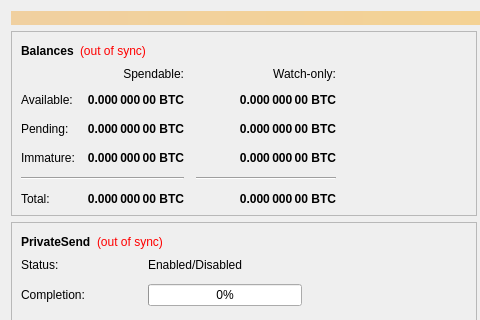
This is src/qt/forms/overviewpage.ui in NaAlSi3O8/dash as Qt 5 draws it before an edit; both pictures show x 0 to 480 and y 0 to 320 of the 960 by 585 pixel window. The edited form follows.
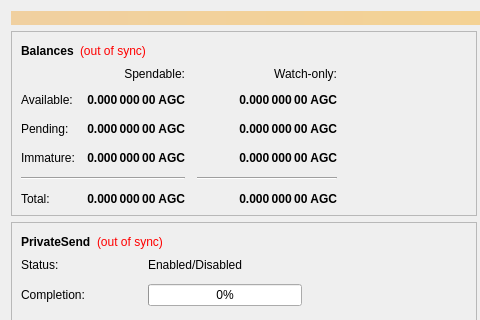
This is the edited form.

```diff
--- a/src/qt/forms/overviewpage.ui
+++ b/src/qt/forms/overviewpage.ui
@@ -118,7 +118,7 @@
                <string>Unconfirmed transactions to watch-only addresses</string>
               </property>
               <property name="text">
-               <string notr="true">0.000 000 00 BTC</string>
+               <string notr="true">0.000 000 00 AGC</string>
               </property>
               <property name="alignment">
                <set>Qt::AlignRight|Qt::AlignTrailing|Qt::AlignVCenter</set>
@@ -143,7 +143,7 @@
                <string>Total of transactions that have yet to be confirmed, and do not yet count toward the spendable balance</string>
               </property>
               <property name="text">
-               <string notr="true">0.000 000 00 BTC</string>
+               <string notr="true">0.000 000 00 AGC</string>
               </property>
               <property name="alignment">
                <set>Qt::AlignRight|Qt::AlignTrailing|Qt::AlignVCenter</set>
@@ -168,7 +168,7 @@
                <string>Mined balance in watch-only addresses that has not yet matured</string>
               </property>
               <property name="text">
-               <string notr="true">0.000 000 00 BTC</string>
+               <string notr="true">0.000 000 00 AGC</string>
               </property>
               <property name="alignment">
                <set>Qt::AlignRight|Qt::AlignTrailing|Qt::AlignVCenter</set>
@@ -226,7 +226,7 @@
                <string>Mined balance that has not yet matured</string>
               </property>
               <property name="text">
-               <string notr="true">0.000 000 00 BTC</string>
+               <string notr="true">0.000 000 00 AGC</string>
               </property>
               <property name="alignment">
                <set>Qt::AlignRight|Qt::AlignTrailing|Qt::AlignVCenter</set>
@@ -271,7 +271,7 @@
                <string>Your current total balance</string>
               </property>
               <property name="text">
-               <string notr="true">0.000 000 00 BTC</string>
+               <string notr="true">0.000 000 00 AGC</string>
               </property>
               <property name="alignment">
                <set>Qt::AlignRight|Qt::AlignTrailing|Qt::AlignVCenter</set>
@@ -296,7 +296,7 @@
                <string>Current total balance in watch-only addresses</string>
               </property>
               <property name="text">
-               <string notr="true">0.000 000 00 BTC</string>
+               <string notr="true">0.000 000 00 AGC</string>
               </property>
               <property name="alignment">
                <set>Qt::AlignRight|Qt::AlignTrailing|Qt::AlignVCenter</set>
@@ -338,7 +338,7 @@
                <string>Your current spendable balance</string>
               </property>
               <property name="text">
-               <string notr="true">0.000 000 00 BTC</string>
+               <string notr="true">0.000 000 00 AGC</string>
               </property>
               <property name="alignment">
                <set>Qt::AlignRight|Qt::AlignTrailing|Qt::AlignVCenter</set>
@@ -363,7 +363,7 @@
                <string>Your current balance in watch-only addresses</string>
               </property>
               <property name="text">
-               <string notr="true">0.000 000 00 BTC</string>
+               <string notr="true">0.000 000 00 AGC</string>
               </property>
               <property name="alignment">
                <set>Qt::AlignRight|Qt::AlignTrailing|Qt::AlignVCenter</set>
```
